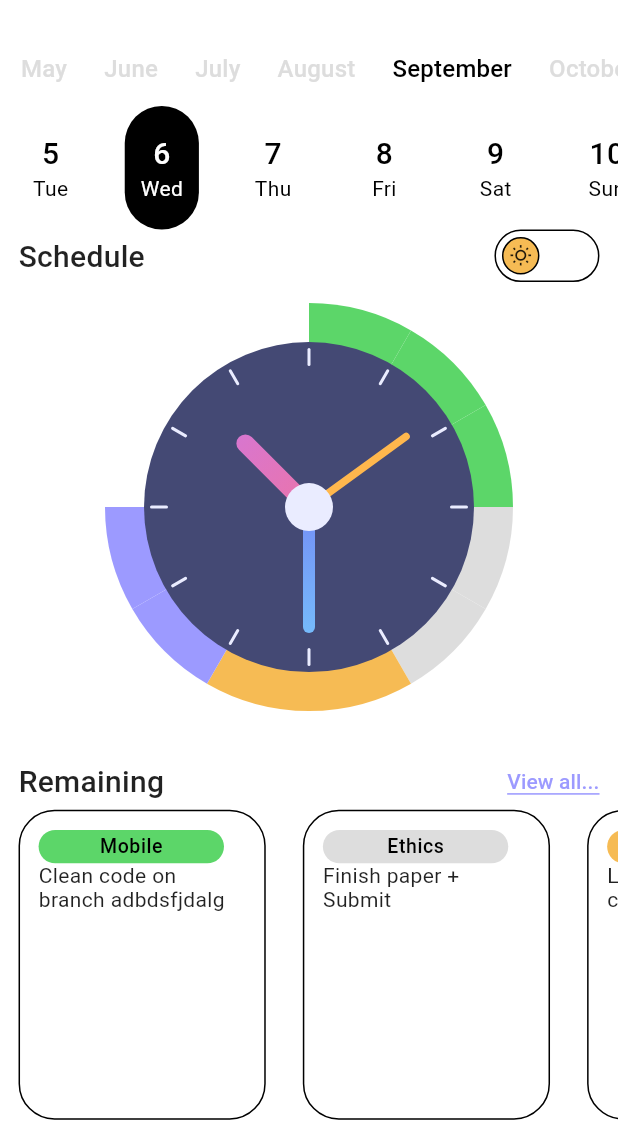
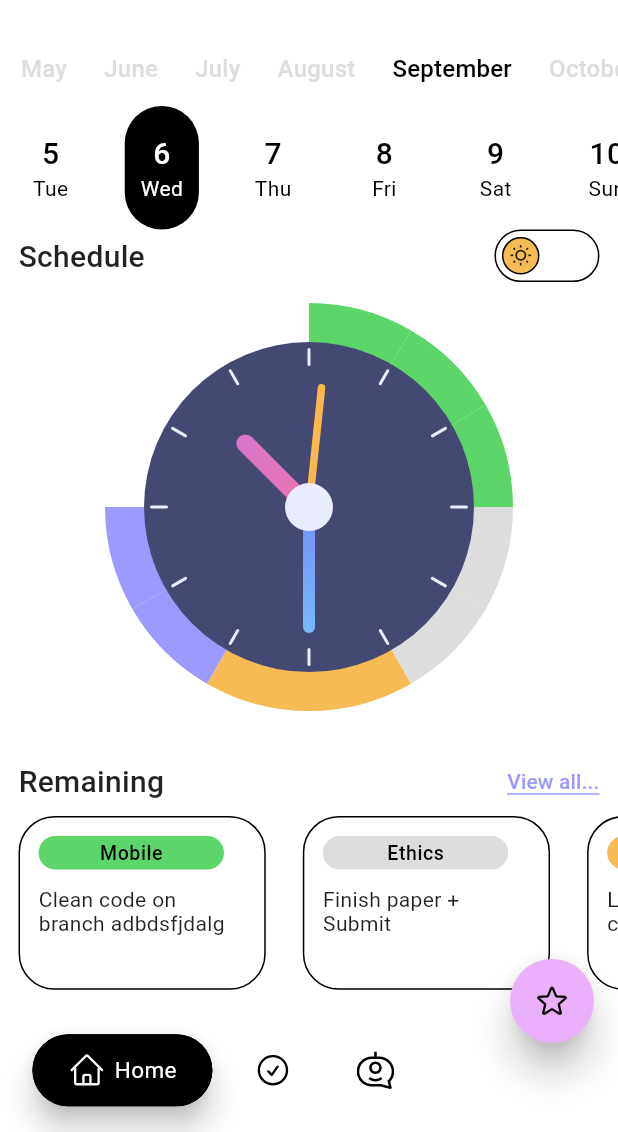
Before and after one commit to phatalways-sleeping/WorkRizz, a Flutter app: the HomePageScreen screen opened directly, on a phone screen of 412 x 824 dp, the part 104-1236 px from its top. Run offline on Flutter 3.47's test engine with Material 2 defaults, Android fonts, the phone set to English and light mode, and no system bars; drawn by our look-alikes of flutter_switch; our stand-ins replace badges, bloc, cloud_firestore, dots_indicator, equatable, firebase_auth and 5 more; missing offline and left inert: avatar_stack, flow_builder; accounts and stored records are empty.

Commit message:
dradraggable add

```diff
--- a/lib/main.dart
+++ b/lib/main.dart
@@ -64,12 +64,11 @@
       debugShowCheckedModeBanner: false,
       title: 'Task Managing Application',
       theme: LightTheme.theme,
-      home: HomePageScreen(),
-      /* home: BlocProvider(
+      home: BlocProvider(
         create: (context) =>
             NavigationBloc(context.read<ApplicationRepository>()),
         child: const AppFlow(),
-      ), */
+      ),
     );
   }
 }
--- a/lib/widgets/homepage/homepage_view.dart
+++ b/lib/widgets/homepage/homepage_view.dart
@@ -38,12 +38,12 @@
   @override
   Widget build(BuildContext context) {
     return BaseScreen(
-      //hideNavigationBar: false,
+      hideNavigationBar: false,
       // margin: const EdgeInsets.only(top: 30),
       // color: Colors.white,
       // alignment: Alignment.center,
-      hideFloatingActionButton: true,
-      hideNavigationBar: true,
+      hideFloatingActionButton: false,
+      // hideNavigationBar: true,
       child: CustomScrollView(
         // turn off scroll
         physics: const NeverScrollableScrollPhysics(),
@@ -69,7 +69,7 @@
                 // SizedBox(
                 //   height: context.mediaQuery.size.width * RATIO_SPACE,
                 // ),
-                ScheduleTitle(),
+                const ScheduleTitle(),
                 Container(
                   alignment: Alignment.center,
                   child: ScheduleProgress(),
@@ -112,7 +112,7 @@
               ],
             ),
           ),
-          SliverFillRemaining(child: RemainTasksList()),
+          const SliverFillRemaining(child: RemainTasksList()),
         ],
       ),
     );
--- a/lib/widgets/homepage/remain_task.dart
+++ b/lib/widgets/homepage/remain_task.dart
@@ -4,6 +4,8 @@
 import 'schedule_dbms.dart';
 
 class RemainTasksList extends StatefulWidget {
+  const RemainTasksList({super.key});
+
   @override
   _RemainTasksListState createState() => _RemainTasksListState();
 }
@@ -31,7 +33,7 @@
   Widget TaskDescription(int index, BuildContext context) {
     return Container(
         margin: EdgeInsets.symmetric(
-            vertical: context.mediaQuery.size.width * 0.02),
+            vertical: context.mediaQuery.size.width * RATIO_PADDING),
         child: GestureDetector(
           onTap: () {
             setState(() {});
@@ -54,7 +56,7 @@
                   end: FractionalOffset(0.0, 1.0),
                   stops: [0.0, 0.5, 1.0],
                   tileMode: TileMode.clamp),
-              borderRadius: BorderRadius.circular(MEDIUM_CORNER *2),
+              borderRadius: BorderRadius.circular(MEDIUM_CORNER * 2),
               // boxShadow: const [
               //   BoxShadow(
               //     //offset: Offset(4, 4),
@@ -68,7 +70,10 @@
               mainAxisAlignment: MainAxisAlignment.start,
               crossAxisAlignment: CrossAxisAlignment.start,
               children: <Widget>[
-                ProjectTag(
+                Container(
+                  margin: EdgeInsets.only(
+                      bottom: context.mediaQuery.size.width * RATIO_PADDING),
+                  child: ProjectTag(
                     color: taskColor[index], name: taskname[index],
                     //   //padding: EdgeInsets.fromLTRB(0, 0, 0, 0),
                     //   alignment: Alignment.center,
@@ -87,11 +92,6 @@
                     //     ),
                     //   ),
                   ),
-                SizedBox(
-                  width: context.mediaQuery.size.width * 0.02,
-                ),
-                SizedBox(
-                  height: context.mediaQuery.size.width * 0.001,
                 ),
                 Text(taskDescription[index],
                     style: context.textTheme.bodyMedium),
@@ -101,18 +101,54 @@
         ));
   }
 
+  Widget animatedElement(
+      int index, BuildContext context, Animation<double> animation) {
+    return Container(
+      child: Draggable(
+        data: index,
+        feedback: Container(
+          decoration: BoxDecoration(
+            color: taskColor[index],
+            borderRadius: BorderRadius.circular(ROUND_CORNER),
+          ),
+          width: context.mediaQuery.size.width * RATIO_PADDING * 6,
+          height: context.mediaQuery.size.width * RATIO_PADDING * 6,
+        ), // The widget when dragging
+
+        child: TaskDescription(index, context), // Widget when being dragged
+      ),
+    );
+  }
+
   @override
   Widget build(BuildContext context) {
     width = MediaQuery.of(context).size.width;
     height = MediaQuery.of(context).size.height;
-    return ListView.builder(
-      controller: scrollController,
+    // return ListView.builder(
+    //   controller: scrollController,
+    //   scrollDirection: Axis.horizontal,
+    //   physics: const ClampingScrollPhysics(),
+    //   shrinkWrap: true,
+    //   itemCount: taskname.length,
+    //   itemBuilder: (BuildContext context, int index) {
+    //     return Draggable(
+    //       data: index,
+    //       feedback: TaskDescription(index, context), // The widget when dragging
+    //       childWhenDragging:
+    //           Container(), // Pass the index as data to identify the item
+    //       child: TaskDescription(index, context), // Widget when being dragged
+    //     );
+    //   },
+    // );
+    return AnimatedList(
+      key: UniqueKey(),
       scrollDirection: Axis.horizontal,
       physics: const ClampingScrollPhysics(),
       shrinkWrap: true,
-      itemCount: taskname.length,
-      itemBuilder: (BuildContext context, int index) {
-        return TaskDescription(index, context);
+      initialItemCount: taskname.length,
+      itemBuilder:
+          (BuildContext context, int index, Animation<double> animation) {
+        return animatedElement(index, context, animation);
       },
     );
   }
```
Also changed, not shown: pubspec.lock. Lines whose indentation alone changed are shown as unchanged.
